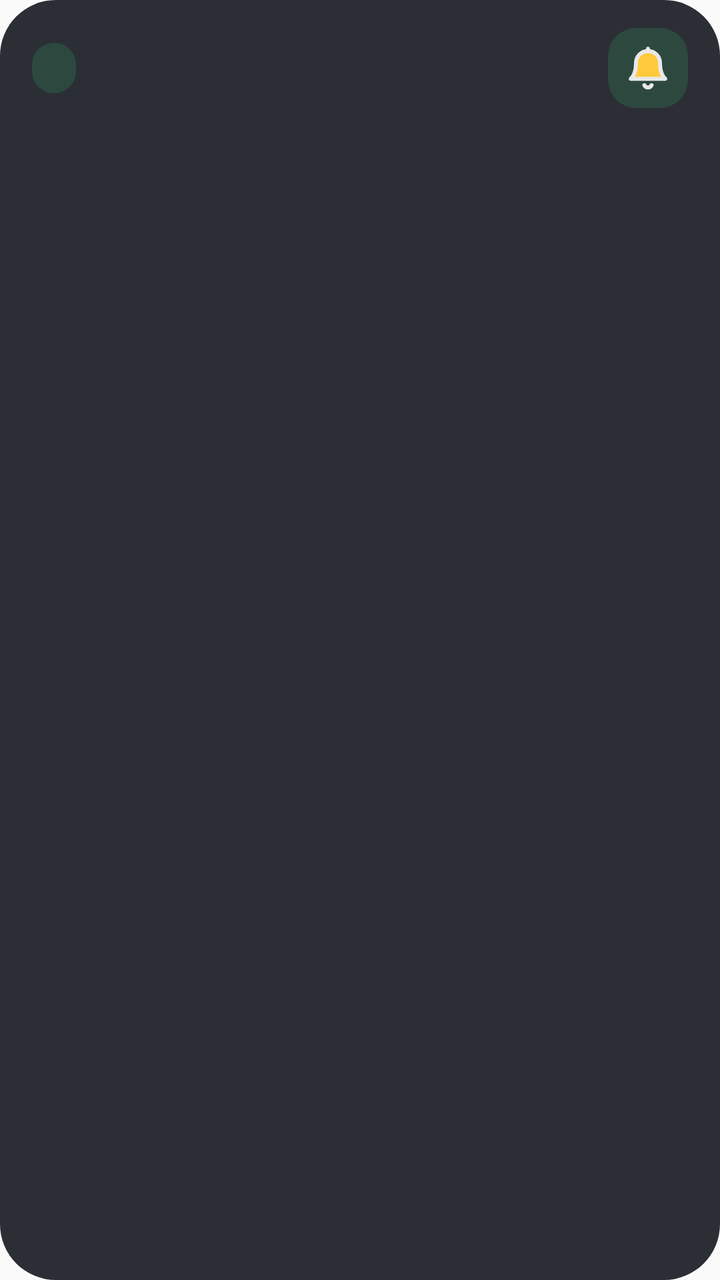
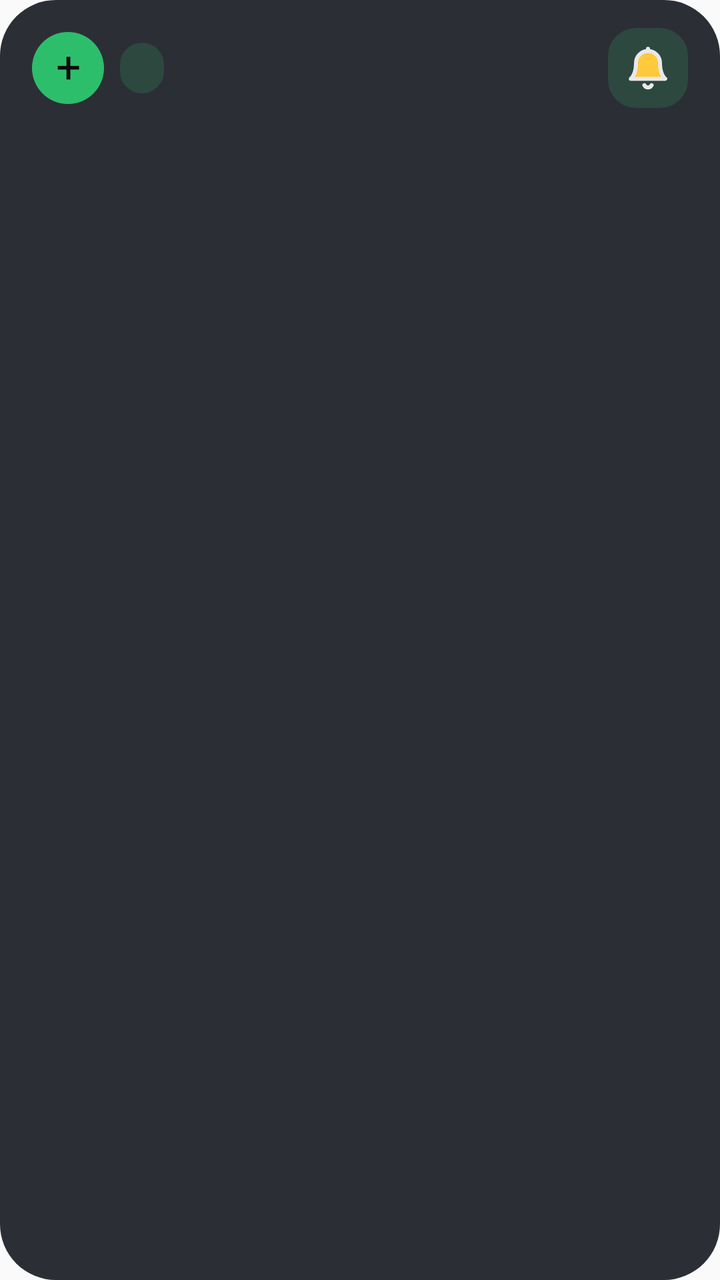

Compare the two renders of this Android layout. The source of the first and the diff that turns it into the second are given below.
<!-- AndroidManifest.xml: application theme AppTheme -->
<!-- res/layout/widget_reminders_dark.xml -->
<?xml version="1.0" encoding="utf-8"?>
<LinearLayout
    xmlns:android="http://schemas.android.com/apk/res/android"
    android:id="@+id/root"
    android:layout_width="match_parent"
    android:layout_height="match_parent"
    android:background="@drawable/widget_bg_dark"
    android:layoutDirection="rtl"
    android:orientation="vertical"
    android:paddingStart="16dp"
    android:paddingEnd="16dp"
    android:paddingTop="14dp"
    android:paddingBottom="14dp">
    <LinearLayout
        android:id="@+id/header"
        android:layout_width="match_parent"
        android:layout_height="wrap_content"
        android:orientation="horizontal"
        android:gravity="center_vertical">
        <FrameLayout
            android:id="@+id/icon_tile"
            android:layout_width="40dp"
            android:layout_height="40dp"
            android:background="@drawable/widget_soft_dark">
            <ImageView
                android:id="@+id/icon"
                android:layout_width="24dp"
                android:layout_height="24dp"
                android:src="@drawable/ic_ws_bell_dark"
                android:importantForAccessibility="no"
                android:layout_gravity="center" />
        </FrameLayout>
        <LinearLayout
            android:layout_width="0dp"
            android:layout_height="wrap_content"
            android:orientation="vertical"
            android:layout_weight="1"
            android:layout_marginStart="10dp">
            <TextView
                android:id="@+id/title"
                android:layout_width="match_parent"
                android:layout_height="wrap_content"
                style="@style/WBold.Title"
                android:textColor="@color/w_text_dark" />
            <TextView
                android:id="@+id/subtitle"
                android:layout_width="match_parent"
                android:layout_height="wrap_content"
                style="@style/WText.Muted"
                android:layout_marginTop="3dp"
                android:textColor="@color/w_muted_dark" />
        </LinearLayout>
        <TextView
            android:id="@+id/chip"
            android:layout_width="wrap_content"
            android:layout_height="wrap_content"
            style="@style/WBold.Chip"
            android:layout_marginStart="8dp"
            android:textColor="@color/w_accent_dark"
            android:background="@drawable/widget_chip_dark" />
    </LinearLayout>
    <FrameLayout
        android:layout_width="match_parent"
        android:layout_height="0dp"
        android:layout_weight="1"
        android:layout_marginTop="6dp">
        <ListView
            android:id="@+id/list"
            android:layout_width="match_parent"
            android:layout_height="match_parent"
            android:divider="@null"
            android:dividerHeight="0dp"
            android:scrollbars="none"
            android:listSelector="@android:color/transparent" />
        <TextView
            android:id="@+id/empty"
            android:layout_width="match_parent"
            android:layout_height="match_parent"
            style="@style/WText.Muted"
            android:gravity="center"
            android:textSize="15sp"
            android:visibility="gone"
            android:textColor="@color/w_muted_dark" />
    </FrameLayout>
</LinearLayout>
<!-- resources referenced by this layout -->
<resources>
  <color name="w_accent_dark">#2DBE6C</color>
  <color name="w_muted_dark">#B0B1BA</color>
  <color name="w_text_dark">#EDEDEB</color>
  <!-- drawable ic_ws_bell_dark (drawable) -->
  <?xml version="1.0" encoding="utf-8"?>
  <vector xmlns:android="http://schemas.android.com/apk/res/android"
      android:width="24dp" android:height="24dp"
      android:viewportWidth="24" android:viewportHeight="24">
      <path android:pathData="M6,9.5 A6,6 0 0 1 18,9.5 C18,15.5 20.6,17.4 20.6,17.4 H3.4 C3.4,17.4 6,15.5 6,9.5 Z" android:fillColor="#FFC93C" android:strokeColor="@color/w_ink_dark" android:strokeWidth="2.0" android:strokeLineJoin="round" android:strokeLineCap="round" />
      <path android:pathData="M10.2,20.6 A2,2 0 0 0 13.8,20.6" android:fillColor="#00000000" android:strokeColor="@color/w_ink_dark" android:strokeWidth="2.0" android:strokeLineJoin="round" android:strokeLineCap="round" />
      <path android:pathData="M12,2.4 V3.6" android:fillColor="#00000000" android:strokeColor="@color/w_ink_dark" android:strokeWidth="2.0" android:strokeLineJoin="round" android:strokeLineCap="round" />
  </vector>
  <!-- drawable widget_bg_dark (drawable) -->
  <?xml version="1.0" encoding="utf-8"?>
  <shape xmlns:android="http://schemas.android.com/apk/res/android" android:shape="rectangle">
      <solid android:color="@color/w_bg_dark" />
      <corners android:radius="28dp" />
  </shape>
  <!-- drawable widget_chip_dark (drawable) -->
  <?xml version="1.0" encoding="utf-8"?>
  <shape xmlns:android="http://schemas.android.com/apk/res/android" android:shape="rectangle">
      <solid android:color="@color/w_soft_dark" />
      <corners android:radius="999dp" />
  </shape>
  <!-- drawable widget_soft_dark (drawable) -->
  <?xml version="1.0" encoding="utf-8"?>
  <shape xmlns:android="http://schemas.android.com/apk/res/android" android:shape="rectangle">
      <solid android:color="@color/w_soft_dark" />
      <corners android:radius="14dp" />
  </shape>
  <style name="WBold.Chip">
          <item name="android:textColor">@color/w_accent</item>
          <item name="android:textSize">13sp</item>
          <item name="android:background">@drawable/widget_chip</item>
          <item name="android:paddingStart">11dp</item>
          <item name="android:paddingEnd">11dp</item>
          <item name="android:paddingTop">5dp</item>
          <item name="android:paddingBottom">5dp</item>
      </style>
  <style name="WBold.Title">
          <item name="android:textSize">18sp</item>
      </style>
  <style name="WText.Muted">
          <item name="android:textColor">@color/w_muted</item>
          <item name="android:textSize">13sp</item>
      </style>
  <style name="AppTheme" parent="Theme.AppCompat.Light.DarkActionBar">
          
          <item name="colorPrimary">@color/colorPrimary</item>
          <item name="colorPrimaryDark">@color/colorPrimaryDark</item>
          <item name="colorAccent">@color/colorAccent</item>
      </style>
  <color name="w_ink_dark">#E8E8EA</color>
  <color name="w_bg_dark">#2C2E35</color>
  <color name="w_soft_dark">#2C483F</color>
  <color name="w_accent">#16874A</color>
  <!-- drawable widget_chip (drawable) -->
  <?xml version="1.0" encoding="utf-8"?>
  <shape xmlns:android="http://schemas.android.com/apk/res/android" android:shape="rectangle">
      <solid android:color="@color/w_soft" />
      <corners android:radius="999dp" />
  </shape>
  <color name="w_muted">#5F5F66</color>
  <color name="w_soft">#E6F4EC</color>
</resources>

<!-- the commit's change to res/layout/widget_reminders_dark.xml (unified diff, before → after) -->
@@ -58,6 +58,18 @@
             android:layout_marginStart="8dp"
             android:textColor="@color/w_accent_dark"
             android:background="@drawable/widget_chip_dark" />
+        <TextView
+            android:id="@+id/add"
+            android:layout_width="36dp"
+            android:layout_height="36dp"
+            style="@style/WBold.Key.Save"
+            android:gravity="center"
+            android:layout_marginStart="8dp"
+            android:background="@drawable/widget_brand_dark"
+            android:text="+"
+            android:textSize="22sp"
+            android:contentDescription="תזכורת חדשה"
+            android:textColor="@color/w_on_brand_dark" />
     </LinearLayout>
     <FrameLayout
         android:layout_width="match_parent"
<!-- resource entries referenced after the edit -->
@@ -2,6 +2,7 @@
 <resources>
   <color name="w_accent_dark">#2DBE6C</color>
   <color name="w_muted_dark">#B0B1BA</color>
+  <color name="w_on_brand_dark">#0B0B0C</color>
   <color name="w_text_dark">#EDEDEB</color>
   <!-- drawable ic_ws_bell_dark (drawable) -->
   <?xml version="1.0" encoding="utf-8"?>
@@ -17,6 +18,12 @@
   <shape xmlns:android="http://schemas.android.com/apk/res/android" android:shape="rectangle">
       <solid android:color="@color/w_bg_dark" />
       <corners android:radius="28dp" />
+  </shape>
+  <!-- drawable widget_brand_dark (drawable) -->
+  <?xml version="1.0" encoding="utf-8"?>
+  <shape xmlns:android="http://schemas.android.com/apk/res/android" android:shape="rectangle">
+      <solid android:color="@color/w_brand_dark" />
+      <corners android:radius="18dp" />
   </shape>
   <!-- drawable widget_chip_dark (drawable) -->
   <?xml version="1.0" encoding="utf-8"?>
@@ -39,6 +46,10 @@
           <item name="android:paddingTop">5dp</item>
           <item name="android:paddingBottom">5dp</item>
       </style>
+  <style name="WBold.Key.Save">
+          <item name="android:textColor">@color/w_on_brand</item>
+          <item name="android:textSize">17sp</item>
+      </style>
   <style name="WBold.Title">
           <item name="android:textSize">18sp</item>
       </style>
@@ -54,6 +65,7 @@
       </style>
   <color name="w_ink_dark">#E8E8EA</color>
   <color name="w_bg_dark">#2C2E35</color>
+  <color name="w_brand_dark">#2DBE6C</color>
   <color name="w_soft_dark">#2C483F</color>
   <color name="w_accent">#16874A</color>
   <!-- drawable widget_chip (drawable) -->
@@ -62,6 +74,7 @@
       <solid android:color="@color/w_soft" />
       <corners android:radius="999dp" />
   </shape>
+  <color name="w_on_brand">#141414</color>
   <color name="w_muted">#5F5F66</color>
   <color name="w_soft">#E6F4EC</color>
 </resources>
